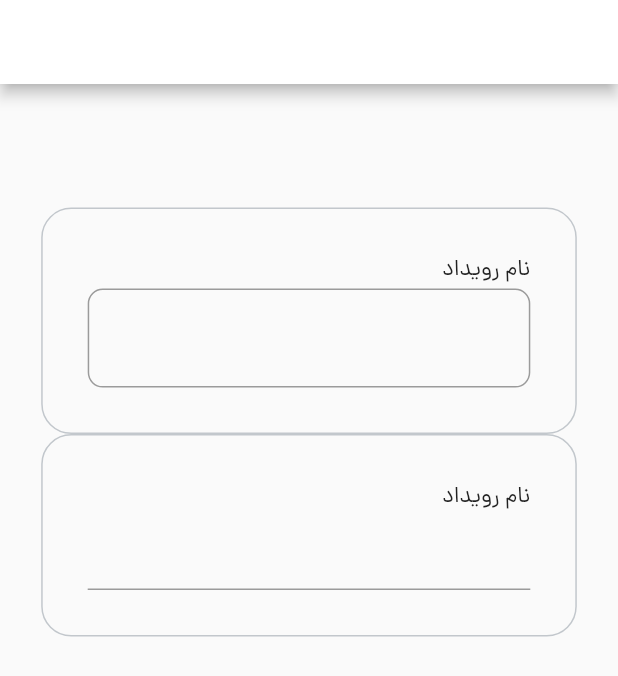
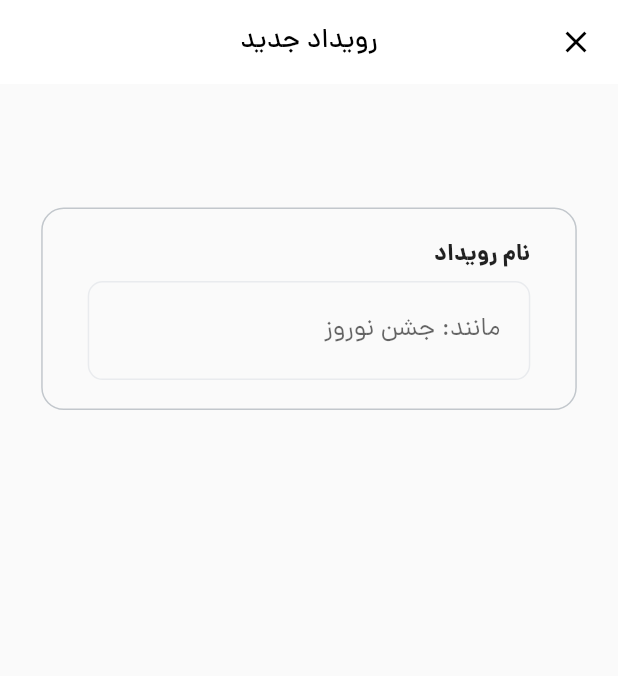
Before and after one commit to mohhamad-esmaili/calendar, a Flutter app: the EventScreen screen opened by its route, on a phone screen of 412 x 824 dp. Shown: the top 676 px of the screen. Run offline on Flutter 3.47's test engine with Material 2 defaults, Android fonts, the phone set to English and light mode, and no system bars; our stand-ins replace pin_code_fields, shamsi_date; missing offline and left inert: flutter_week_view.

Commit message:
calendar is somehow done but without over container

```diff
--- a/lib/screens/event_screen.dart
+++ b/lib/screens/event_screen.dart
@@ -14,12 +14,19 @@ class _EventScreenState extends State<EventScreen> {
     var _deviceSize = MediaQuery.of(context).size;
 
     BoxDecoration containerDecoration = BoxDecoration(
-        borderRadius: BorderRadius.circular(20),
+        borderRadius: BorderRadius.circular(15),
         border: Border.all(
             color: const Color.fromRGBO(194, 199, 204, 1), width: 1));
     return Scaffold(
       appBar: AppBar(
-        title: const Text("رویداد جدید"),
+        leading: IconButton(
+          icon: const Icon(Icons.close),
+          onPressed: () => Navigator.of(context).pop(null),
+          color: Colors.black,
+        ),
+        title: const Text(
+          "رویداد جدید",
+        ),
       ),
       body: Center(
         child: Container(
@@ -31,30 +38,36 @@ class _EventScreenState extends State<EventScreen> {
             child: Column(
               children: [
                 Container(
-                  padding: EdgeInsets.all(30),
+                  padding: EdgeInsets.symmetric(vertical: 19, horizontal: 30),
                   decoration: containerDecoration,
                   child: Column(
                     crossAxisAlignment: CrossAxisAlignment.start,
                     children: [
-                      const Text("نام رویداد"),
+                      const Text(
+                        "نام رویداد",
+                        style: TextStyle(fontWeight: FontWeight.w600),
+                      ),
+                      const SizedBox(height: 5),
                       TextFormField(
                         decoration: InputDecoration(
                           border: OutlineInputBorder(
                             borderRadius: BorderRadius.circular(10.0),
+                          ),
+                          contentPadding: EdgeInsets.all(20),
+                          hintText: "مانند: جشن نوروز",
+                          enabledBorder: OutlineInputBorder(
+                            borderRadius: BorderRadius.circular(10.0),
+                            borderSide: const BorderSide(
+                              color: Color.fromARGB(255, 233, 235, 238),
+                              width: 1.0,
+                            ),
                           ),
                         ),
                       ),
                     ],
                   ),
                 ),
-                Container(
-                  padding: EdgeInsets.all(30),
-                  decoration: containerDecoration,
-                  child: Column(
-                    crossAxisAlignment: CrossAxisAlignment.start,
-                    children: [const Text("نام رویداد"), TextFormField()],
-                  ),
-                ),
+                const SizedBox(height: 16),
               ],
             ),
           ),
```
Also changed, not shown: lib/main.dart (+17 -4 lines), lib/screens/home_screen.dart (+76 -16 lines), lib/widgets/numericstepbutton_widget.dart (added, +78 -0 lines).
